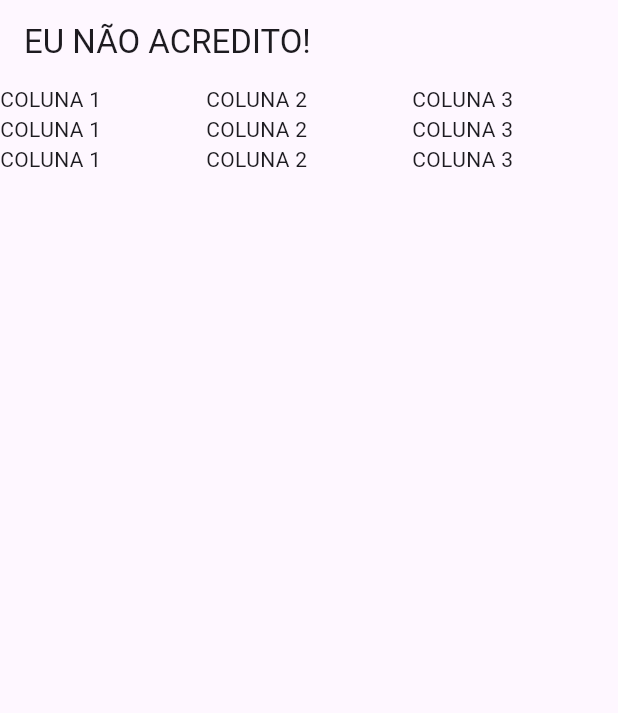
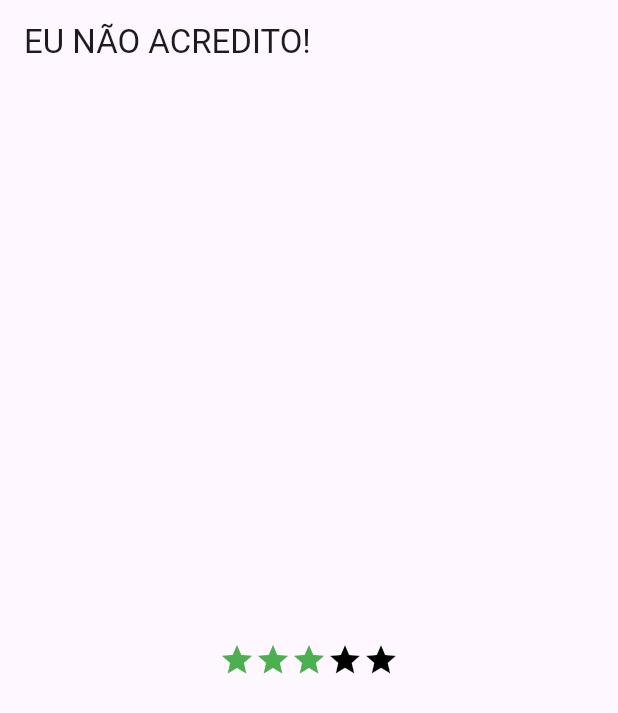
Before and after one commit to pedrokoerich/cashcontrol, a Flutter app: the screen it shows after launch, on a phone screen of 412 x 824 dp. Shown: the top 713 px of the screen. Run offline on Flutter 3.47's test engine with Material 3 defaults, Android fonts, the phone set to English and light mode, and no system bars.

Commit message:
Trabalhando com Icons

```diff
--- a/lib/main.dart
+++ b/lib/main.dart
@@ -1,3 +1,5 @@
+import 'dart:math';
+
 import 'package:flutter/material.dart';
 import 'package:flutter/widgets.dart';
 
@@ -17,48 +19,17 @@ class CashControl extends StatelessWidget {
         appBar: AppBar(
           title: const Text('EU NÃO ACREDITO!')
         ),
-        body: const Column(
-          children: [
-            Row(
-              children: [
-                Expanded(
-                  child: Text('COLUNA 1'),
-                ),
-                Expanded(
-                  child: Text('COLUNA 2'),
-                ),
-                Expanded(
-                  child: Text('COLUNA 3')
-                )
-              ]
-            ),
-            Row(
-              children: [
-                Expanded(
-                  child: Text('COLUNA 1'),
-                ),
-                Expanded(
-                  child: Text('COLUNA 2'),
-                ),
-                Expanded(
-                  child: Text('COLUNA 3')
-                )
-              ]
-            ),
-            Row(
-              children: [
-                Expanded(
-                  child: Text('COLUNA 1'),
-                ),
-                Expanded(
-                  child: Text('COLUNA 2'),
-                ),
-                Expanded(
-                  child: Text('COLUNA 3')
-                )
-              ]
-            )
-          ]
+        body: const Center(
+          child: Row(
+            mainAxisSize: MainAxisSize.min,
+            children: [
+              Icon(Icons.star, color: Colors.green,),
+              Icon(Icons.star, color: Colors.green,),
+              Icon(Icons.star, color: Colors.green,),
+              Icon(Icons.star, color: Colors.black,),
+              Icon(Icons.star, color: Colors.black,)
+            ]
+          )
         )
       )
     );
```
